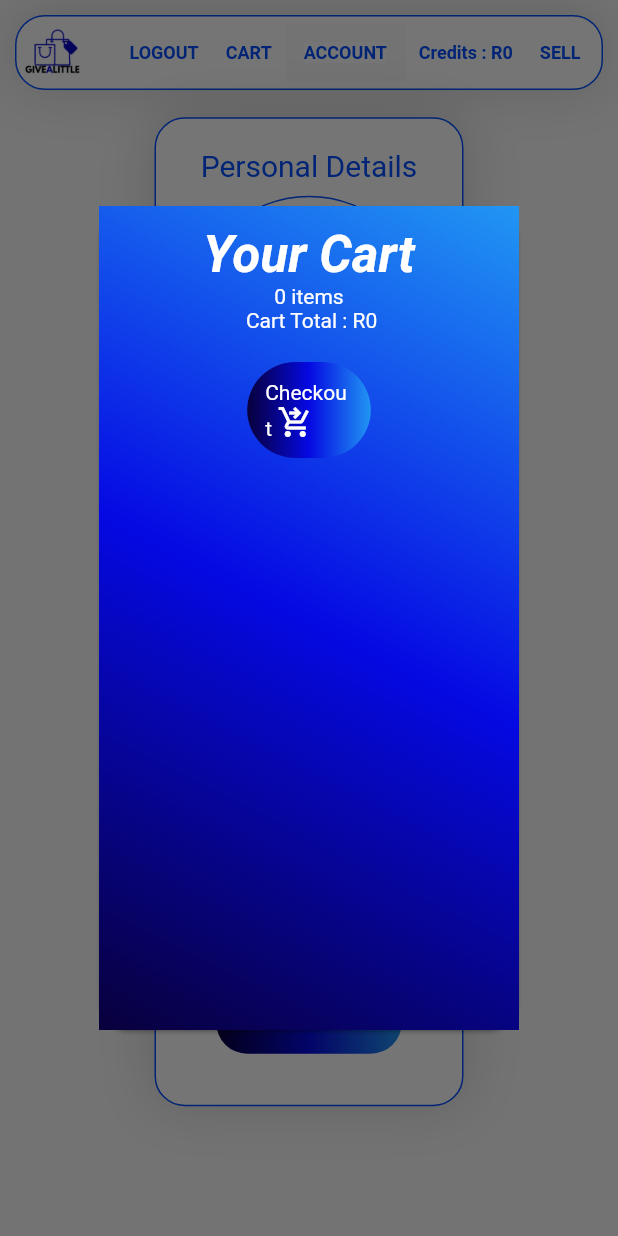
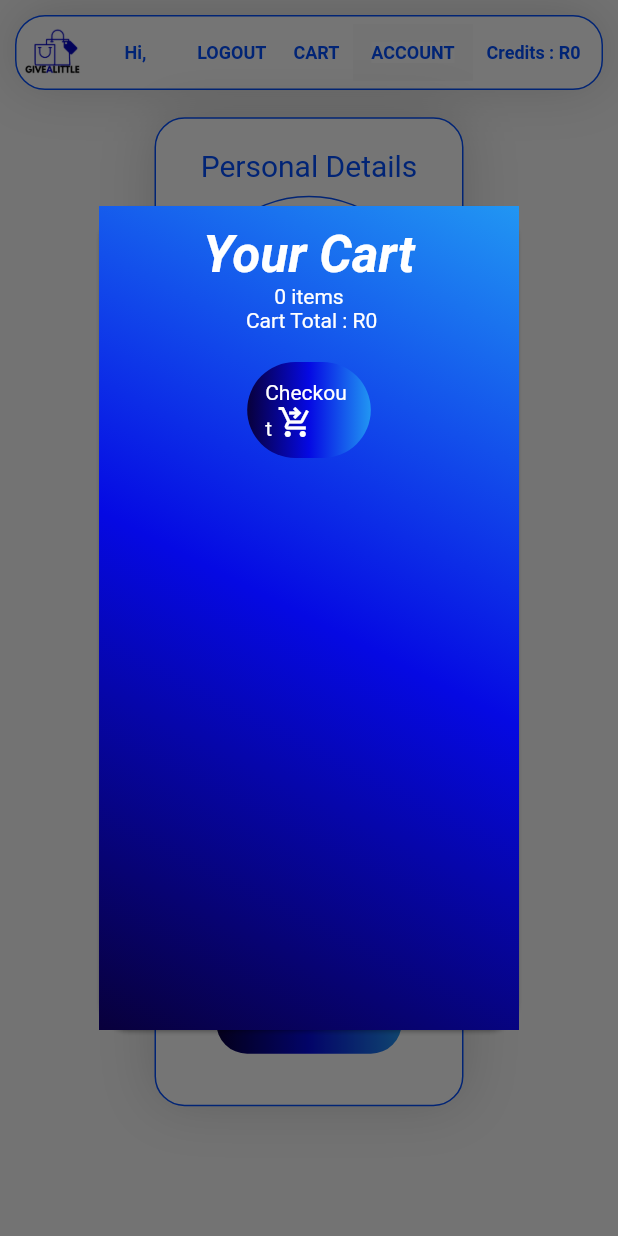
Before and after one commit to SIPHEPHELO-NTULI/SubZero-Inc-2.0, a Flutter app: the EditProfile screen opened directly, after a tap on "SAVE", after a tap on "CART", on a phone screen of 412 x 824 dp. Run offline on Flutter 3.47's test engine with Material 2 defaults, Android fonts, the light colour scheme and no system bars; drawn by our look-alikes of dropdown_button2; our stand-ins replace cloud_firestore, email_validator, file_picker, firebase_auth, firebase_core, firebase_storage and 2 more; missing offline and left inert: encrypt; accounts and stored records are empty; network calls fail.

Commit message:
issue fixes

```diff
--- a/lib/Components/app_bar.dart
+++ b/lib/Components/app_bar.dart
@@ -2,6 +2,7 @@
 import 'package:firebase_auth/firebase_auth.dart';
 import 'package:flutter/material.dart';
 import 'package:give_a_little_sdp/Components/drop_down_account.dart';
+import 'package:give_a_little_sdp/Firebase/account_details_functions.dart';
 import 'package:give_a_little_sdp/Firebase/auth_service.dart';
 import 'package:give_a_little_sdp/Firebase/credit_functions.dart';
 import 'package:give_a_little_sdp/Screens/Cart/cart.dart';
@@ -25,12 +26,17 @@
 class _CustomAppBarState extends State<CustomAppBar> {
   dynamic balance;
   String? uid = FirebaseAuth.instance.currentUser?.uid;
-
+  dynamic name = "";
   Future<dynamic> getData() async {
     var temp = await CreditFunctions(fire: FirebaseFirestore.instance)
         .getCurrentBalance(uid!);
     setState(() {
       balance = temp;
+    });
+    var n = await AccountDetails(fire: FirebaseFirestore.instance)
+        .getUserName(uid!);
+    setState(() {
+      name = n;
     });
   }
 
@@ -71,6 +77,10 @@
             },
           ),
         ),
+        const SizedBox(
+          width: 20,
+        ),
+        showUserName(context),
         const Spacer(),
         loggedIn(context),
         //BarItem class used to structure app bar items
@@ -90,18 +100,6 @@
         ),
         showAccount(),
         showBalance(context),
-        BarItem(
-          title: "SELL",
-          click: () {
-            if (FirebaseAuth.instance.currentUser == null) {
-              Navigator.push(context,
-                  MaterialPageRoute(builder: (context) => const LoginScreen()));
-            } else {
-              Navigator.push(context,
-                  MaterialPageRoute(builder: (context) => const SellScreen()));
-            }
-          },
-        ),
       ]),
     );
   }
@@ -140,6 +138,20 @@
     }
   }
 
+  BarItem showUserName(BuildContext context) {
+    if (FirebaseAuth.instance.currentUser == null) {
+      return BarItem(
+        title: "",
+        click: () {},
+      );
+    } else {
+      return BarItem(
+        title: "Hi, " + name,
+        click: () {},
+      );
+    }
+  }
+
   BarItem showBalance(BuildContext context) {
     if (FirebaseAuth.instance.currentUser == null) {
       return BarItem(
--- a/lib/Components/drop_down_account.dart
+++ b/lib/Components/drop_down_account.dart
@@ -3,6 +3,7 @@
 import 'package:give_a_little_sdp/Screens/Profile/view_profile_screen.dart';
 import 'package:give_a_little_sdp/Screens/RatingAndHistory/history_rating_screen.dart';
 import 'package:give_a_little_sdp/Screens/Redeem/redeem_screen.dart';
+import 'package:give_a_little_sdp/Screens/Sell/sell_screen.dart';
 
 class DropDownAccount extends StatelessWidget {
   const DropDownAccount({Key? key}) : super(key: key);
@@ -77,10 +78,11 @@
 }
 
 class MenuItems {
-  static const List<MenuItem> firstItems = [profile, addressBook];
+  static const List<MenuItem> firstItems = [profile, addressBook, sell];
   static const List<MenuItem> secondItems = [history, redeem];
 
   static const profile = MenuItem(text: 'Profile');
+  static const sell = MenuItem(text: 'Sell');
   static const addressBook = MenuItem(text: 'Delivery Addresses');
   static const redeem = MenuItem(
     text: 'Redeem',
@@ -110,6 +112,10 @@
         Navigator.push(context,
             MaterialPageRoute(builder: (context) => const ViewProfile()));
         break;
+      case MenuItems.sell:
+        Navigator.push(context,
+            MaterialPageRoute(builder: (context) => const SellScreen()));
+        break;
       case MenuItems.addressBook:
         //Do something
         break;
--- a/lib/Firebase/account_details_functions.dart
+++ b/lib/Firebase/account_details_functions.dart
@@ -3,6 +3,7 @@
 import 'package:firebase_storage/firebase_storage.dart';
 import 'package:flutter/services.dart';
 import 'package:give_a_little_sdp/Encryption/encryption.dart';
+import 'package:give_a_little_sdp/Models/user_model.dart';
 
 class AccountDetails {
   final FirebaseFirestore fire;
@@ -12,6 +13,16 @@
   Future getUserAccountDetails(String uid) async {
     DocumentSnapshot doc = await fire.collection("Users").doc(uid).get();
     return doc;
+  }
+
+  Future<String> getUserName(String uid) async {
+    String name = "";
+    UserModel userModel;
+    await getUserAccountDetails(uid).then((value) => {
+          userModel = UserModel.fromMap(value.data()),
+          name = userModel.name.toString()
+        });
+    return name;
   }
 
   Future<String> getUserAccountImage(String uid) async {
@@ -29,11 +40,9 @@
     return imageURL;
   }
 
-  Future<String> sendUpdatedDetails(Uint8List? imagefile, String name,
-      String surname, String username, String email) async {
+  Future<String> updateProfilePicture(Uint8List imagefile) async {
     late String downloadURL;
     User? user = FirebaseAuth.instance.currentUser!;
-    if (imagefile != null) {
     final postID = DateTime.now().millisecondsSinceEpoch.toString();
 
     Reference ref = FirebaseStorage.instance
@@ -47,9 +56,13 @@
           contentType: "image/jpeg",
         ));
     downloadURL = await ref.getDownloadURL();
-    } else {
-      await getUserAccountImage(user.uid).then((value) => downloadURL = value);
+
+    return downloadURL;
   }
+
+  Future<String> sendUpdatedDetails(String downloadURL, String name,
+      String surname, String username, String oldemail, String email) async {
+    User? user = FirebaseAuth.instance.currentUser!;
     String newEmail = Encryption().getEncryptedEmail(email);
     await fire.collection('Users').doc(user.uid).set({
       'name': name,
@@ -59,7 +72,15 @@
       'uid': user.uid,
       'profilePicture': downloadURL
     });
+    if (oldemail != newEmail) {
+      try {
         await FirebaseAuth.instance.currentUser!.updateEmail(email);
+        return "Details Updated";
+      } on FirebaseAuthException catch (e) {
+        return e.message.toString();
+      }
+    } else {
       return "Details Updated";
     }
   }
+}
--- a/lib/Screens/Profile/edit_profile_screen.dart
+++ b/lib/Screens/Profile/edit_profile_screen.dart
@@ -1,4 +1,3 @@
-import 'dart:io';
 import 'package:file_picker/file_picker.dart';
 import 'package:flutter/material.dart';
 import 'package:flutter/services.dart';
@@ -279,26 +278,7 @@
                                     ),
                                     onTap: () async {
                                       if (_formKey.currentState!.validate()) {
-                                        await AccountDetails(
-                                                fire: FirebaseFirestore
-                                                    .instance)
-                                            .sendUpdatedDetails(
-                                                imagefile!,
-                                                nameController.text,
-                                                surnameController.text,
-                                                usernameController.text,
-                                                emailController.text)
-                                            .then((value) =>
-                                                ScaffoldMessenger.of(context)
-                                                    .showSnackBar(SnackBar(
-                                                        backgroundColor:
-                                                            const Color
-                                                                    .fromARGB(
-                                                                255,
-                                                                3,
-                                                                79,
-                                                                255),
-                                                        content: Text(value))));
+                                        await updateDetails();
                                       }
                                     },
                                   ),
@@ -361,4 +341,28 @@
                 ),
         ));
   }
+
+  Future updateDetails() async {
+    late String downloadURL;
+    if (imageAvailable) {
+      AccountDetails(fire: FirebaseFirestore.instance)
+          .updateProfilePicture(imagefile!)
+          .then((value) => downloadURL = value);
+    } else {
+      await AccountDetails(fire: FirebaseFirestore.instance)
+          .getUserAccountImage(FirebaseAuth.instance.currentUser!.uid)
+          .then((value) => downloadURL = value);
+    }
+    await AccountDetails(fire: FirebaseFirestore.instance)
+        .sendUpdatedDetails(
+            downloadURL,
+            nameController.text,
+            surnameController.text,
+            usernameController.text,
+            email,
+            emailController.text)
+        .then((value) => ScaffoldMessenger.of(context).showSnackBar(SnackBar(
+            backgroundColor: const Color.fromARGB(255, 3, 79, 255),
+            content: Text(value))));
+  }
 }
--- a/lib/Screens/RatingAndHistory/history_rating_screen.dart
+++ b/lib/Screens/RatingAndHistory/history_rating_screen.dart
@@ -1,5 +1,3 @@
-// ignore_for_file: sized_box_for_whitespace
-
 import 'package:cloud_firestore/cloud_firestore.dart';
 import 'package:firebase_auth/firebase_auth.dart';
 import 'package:flutter/material.dart';
@@ -42,7 +40,7 @@
               }
               if (snapshot.connectionState == ConnectionState.done) {
                 userPurchaseHistory = snapshot.data as List;
-                return Container(
+                return SizedBox(
                   width: MediaQuery.of(context).size.width / 2,
                   child: Center(
                     child: Column(
@@ -54,7 +52,7 @@
                               itemBuilder: (context, index) {
                                 return Card(
                                     elevation: 2,
-                                    child: Container(
+                                    child: SizedBox(
                                       height:
                                           MediaQuery.of(context).size.width /
                                               16,
```
Lines whose indentation alone changed are shown as unchanged.
